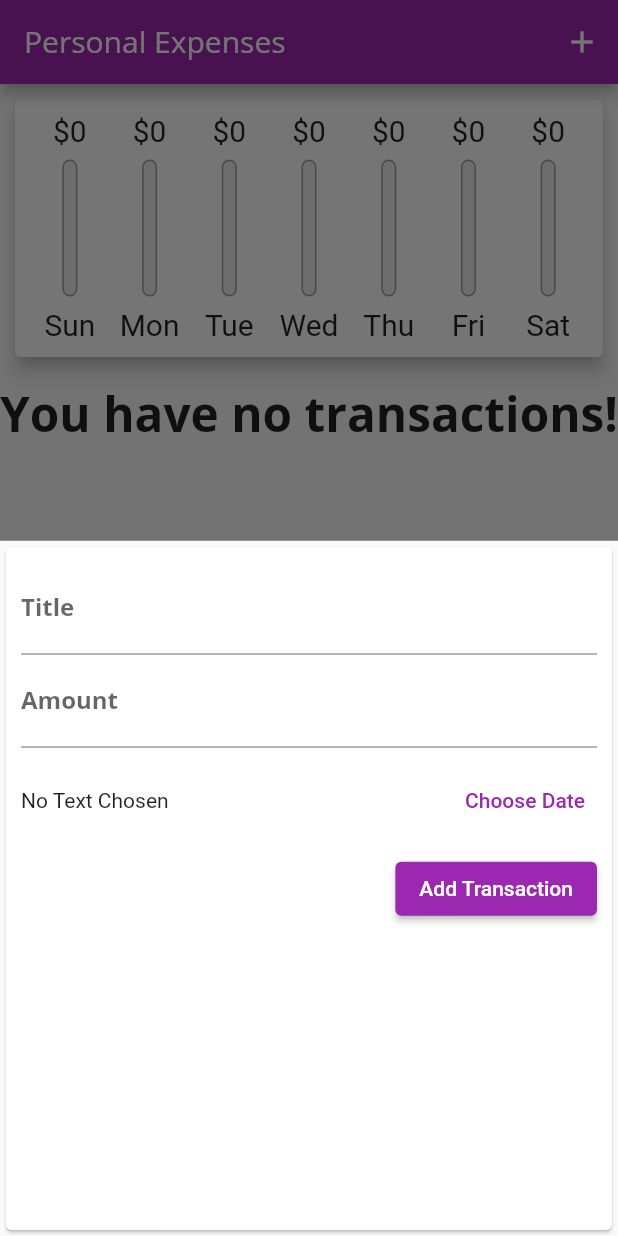
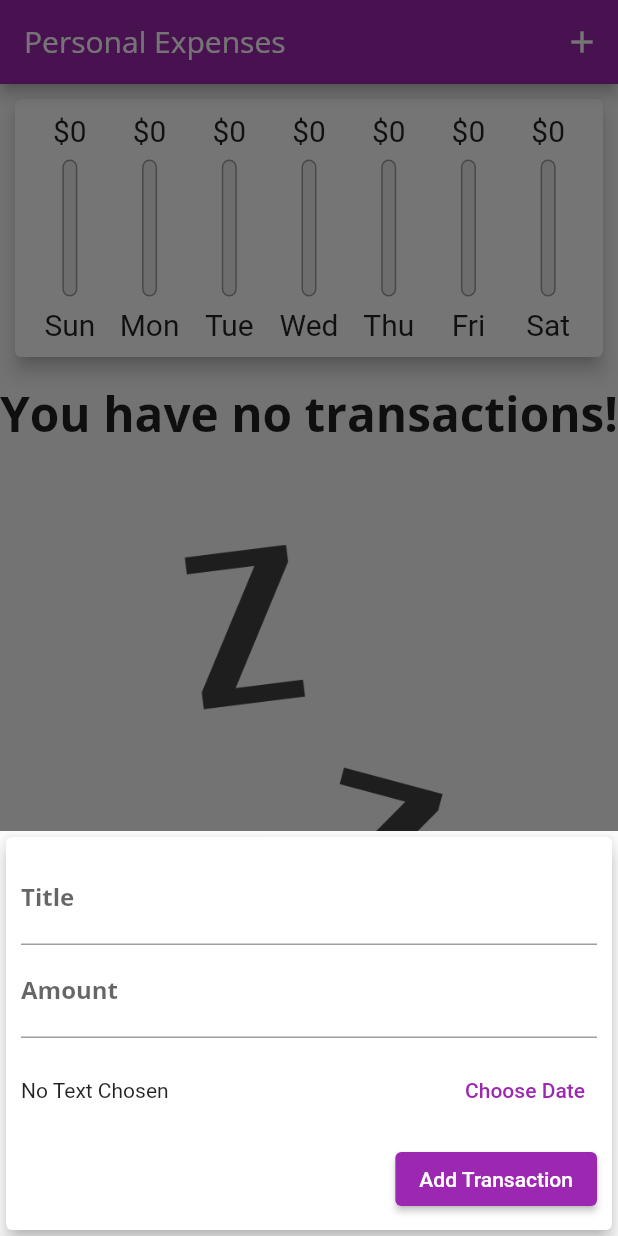
Before and after one commit to kensodemann/personal_expenses, a Flutter app: the screen it shows after launch, after a tap on the "add" icon, on a phone screen of 412 x 824 dp. Run offline on Flutter 3.47's test engine with Material 2 defaults, Android fonts, the phone set to English and light mode, and no system bars.

Commit message:
feat(ui): optimize the editor and use of MediaQuery

```diff
--- a/lib/pages/home.dart
+++ b/lib/pages/home.dart
@@ -54,8 +54,8 @@ class _MyHomePageState extends State<MyHomePage> {
 
   @override
   Widget build(BuildContext context) {
-    final isLandscape =
-        MediaQuery.of(context).orientation == Orientation.landscape;
+    final mediaQuery = MediaQuery.of(context);
+    final isLandscape = mediaQuery.orientation == Orientation.landscape;
     final appBar = AppBar(
       title: Text(widget.title),
       actions: [
@@ -66,8 +66,8 @@ class _MyHomePageState extends State<MyHomePage> {
         ),
       ],
     );
-    final availableHeight = MediaQuery.of(context).size.height -
-        MediaQuery.of(context).padding.top -
+    final availableHeight = mediaQuery.size.height -
+        mediaQuery.padding.top -
         appBar.preferredSize.height;
 
     return Scaffold(
--- a/lib/widgets/transaction_editor.dart
+++ b/lib/widgets/transaction_editor.dart
@@ -53,9 +53,17 @@ class _TransactionEditorState extends State<TransactionEditor> {
 
   @override
   Widget build(BuildContext context) {
-    return Card(
+    final mediaQuery = MediaQuery.of(context);
+    return SingleChildScrollView(
+      child: Card(
+        elevation: 5,
         child: Container(
-        padding: const EdgeInsets.all(10),
+          padding: EdgeInsets.only(
+            top: 10,
+            left: 10,
+            right: 10,
+            bottom: mediaQuery.viewInsets.bottom + 10,
+          ),
           child: Column(
             crossAxisAlignment: CrossAxisAlignment.end,
             children: [
@@ -93,6 +101,7 @@ class _TransactionEditorState extends State<TransactionEditor> {
             ],
           ),
         ),
+      ),
     );
   }
 }
```
Lines whose indentation alone changed are shown as unchanged.
